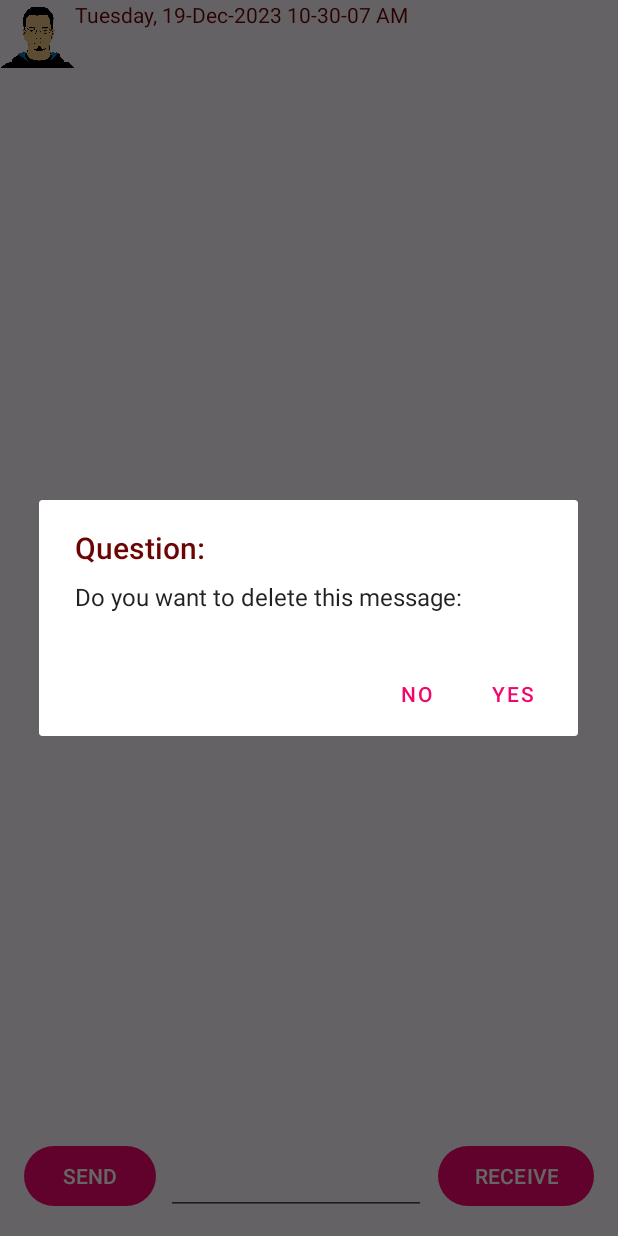
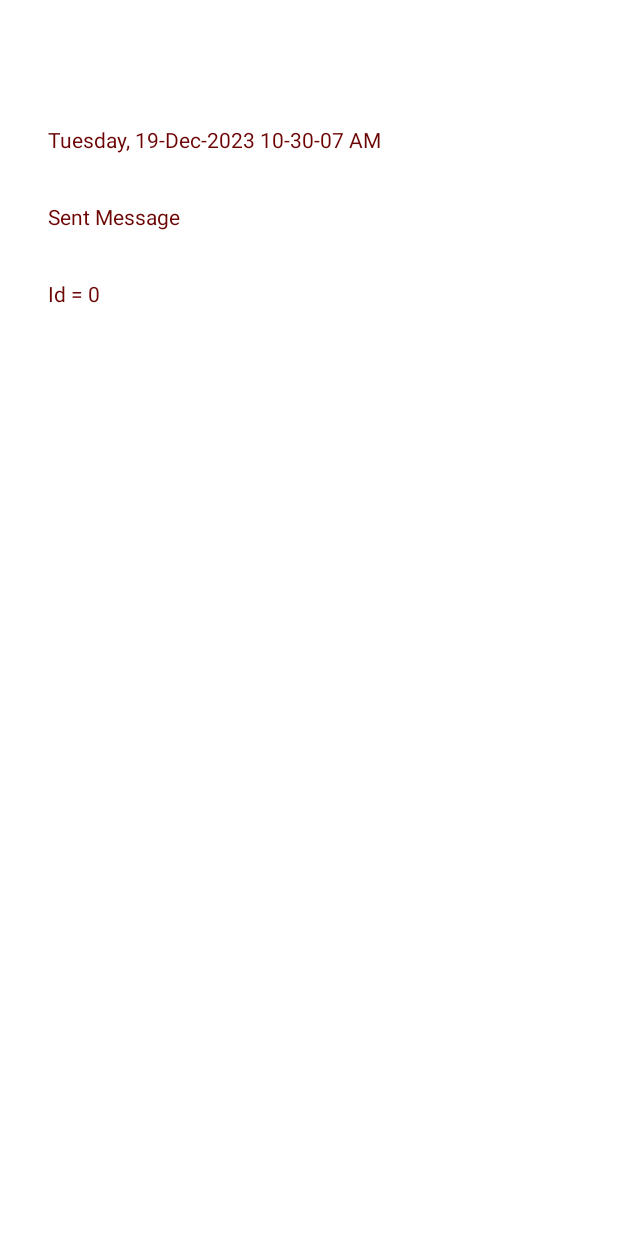
Before and after one commit to tonyxchen/TonyChensAndroidLabs, an Android app: the screen it shows after launch (ChatRoom), after a tap on an icon or button, on a phone screen of 412 x 824 dp. Run offline under Robolectric (Android 15) with nearby library versions, the phone set to English and light mode, and no system bars; our stand-ins replace Room's generated code; 1 other tap on this screen came first.

Commit message:
Finished Week 8

```diff
--- a/app/src/main/java/algonquin/cst2335/chen0872/ChatRoom.java
+++ b/app/src/main/java/algonquin/cst2335/chen0872/ChatRoom.java
@@ -2,6 +2,8 @@ package algonquin.cst2335.chen0872;
 
 import androidx.annotation.NonNull;
 import androidx.appcompat.app.AppCompatActivity;
+import androidx.fragment.app.FragmentManager;
+import androidx.fragment.app.FragmentTransaction;
 import androidx.lifecycle.ViewModelProvider;
 import androidx.recyclerview.widget.LinearLayoutManager;
 import androidx.recyclerview.widget.RecyclerView;
@@ -125,6 +127,17 @@ public class ChatRoom extends AppCompatActivity {
             }
         });
 
+        chatModel.selectedMessage.observe(this, (newMessageValue) -> {
+            MessageDetailsFragment chatFragment = new MessageDetailsFragment(newMessageValue);
+            getSupportFragmentManager()
+                    .beginTransaction()
+                    .replace(R.id.fragmentLocation, chatFragment)
+                    .addToBackStack("")
+                    .commit();
+
+            myAdapter.notifyDataSetChanged();
+        });
+
     }
     class MyRowHolder extends RecyclerView.ViewHolder {
 
@@ -135,7 +148,10 @@ public class ChatRoom extends AppCompatActivity {
 
             itemView.setOnClickListener(clk ->{
                 int position = getAbsoluteAdapterPosition();
+                ChatMessages selected = messages.get(position);
 
+                chatModel.selectedMessage.postValue(selected);
+                /*
                 AlertDialog.Builder builder = new AlertDialog.Builder( ChatRoom.this );
                 builder.setMessage("Do you want to delete this message: " +messageText.getText())
                     .setTitle("Question: ")
@@ -156,6 +172,8 @@ public class ChatRoom extends AppCompatActivity {
                     })
                 .setNegativeButton("No",(dialog, cl)->{})
                 .create().show();
+
+                 */
             });
 
             messageText = itemView.findViewById(R.id.message);
--- a/app/src/main/java/algonquin/cst2335/chen0872/ChatRoomViewModel.java
+++ b/app/src/main/java/algonquin/cst2335/chen0872/ChatRoomViewModel.java
@@ -7,4 +7,6 @@ import java.util.ArrayList;
 
 public class ChatRoomViewModel extends ViewModel {
     public MutableLiveData<ArrayList<ChatMessages>> messages = new MutableLiveData<>();
+
+    public MutableLiveData<ChatMessages> selectedMessage = new MutableLiveData< >();
 }
--- /dev/null
+++ b/app/src/main/java/algonquin/cst2335/chen0872/MessageDetailsFragment.java
@@ -0,0 +1,42 @@
+package algonquin.cst2335.chen0872;
+
+import android.os.Bundle;
+import android.view.LayoutInflater;
+import android.view.View;
+import android.view.ViewGroup;
+
+
+import androidx.fragment.app.Fragment;
+
+import algonquin.cst2335.chen0872.databinding.DetailsLayoutBinding;
+
+public class MessageDetailsFragment extends Fragment {
+
+    ChatMessages selected;
+
+    public MessageDetailsFragment(ChatMessages m){
+        selected = m;
+    }
+
+    @Override
+    public View onCreateView( LayoutInflater inflater, ViewGroup container, Bundle savedInstanceState) {
+        super.onCreateView(inflater, container, savedInstanceState);
+
+
+
+        DetailsLayoutBinding binding = DetailsLayoutBinding.inflate(inflater);
+
+        binding.message.setText(selected.message);
+        binding.time.setText(selected.timeSent);
+        if(selected.isSentButton){
+            binding.sendReceiveDetails.setText("Sent Message");
+        } else {
+            binding.sendReceiveDetails.setText("Received Message");
+        }
+
+        binding.databaseID.setText("Id = " + selected.id);
+        return binding.getRoot();
+
+
+    }
+}
--- /dev/null
+++ b/app/src/main/res/layout-sw600dp/activity_chat_room.xml
@@ -0,0 +1,67 @@
+<?xml version="1.0" encoding="utf-8"?>
+<androidx.constraintlayout.widget.ConstraintLayout xmlns:android="http://schemas.android.com/apk/res/android"
+    xmlns:app="http://schemas.android.com/apk/res-auto"
+    xmlns:tools="http://schemas.android.com/tools"
+    android:layout_width="match_parent"
+    android:layout_height="match_parent"
+    tools:context=".ChatRoom">
+
+    <androidx.recyclerview.widget.RecyclerView
+        android:id="@+id/recycleView"
+        android:layout_width="300dp"
+        android:layout_height="0dp"
+        app:layout_constraintBottom_toBottomOf="parent"
+        app:layout_constraintStart_toStartOf="parent"
+        app:layout_constraintTop_toTopOf="parent"
+        app:layout_constraintVertical_bias="0.0" />
+
+    <Button
+        android:id="@+id/sendButton"
+        android:layout_width="88dp"
+        android:layout_height="49dp"
+        android:layout_marginStart="4dp"
+        android:layout_marginBottom="16dp"
+        android:text="SEND"
+        app:layout_constraintBottom_toBottomOf="parent"
+        app:layout_constraintStart_toStartOf="parent" />
+
+    <EditText
+        android:id="@+id/textInput"
+        android:layout_width="96dp"
+        android:layout_height="49dp"
+        android:layout_marginStart="8dp"
+        android:ems="10"
+        android:inputType="text"
+        android:text=""
+        app:layout_constraintBottom_toBottomOf="@+id/sendButton"
+        app:layout_constraintEnd_toStartOf="@+id/receiveButton"
+        app:layout_constraintHorizontal_bias="1.0"
+        app:layout_constraintStart_toEndOf="@+id/sendButton"
+        app:layout_constraintTop_toTopOf="@+id/sendButton"
+        app:layout_constraintVertical_bias="1.0" />
+
+    <Button
+        android:id="@+id/receiveButton"
+        android:layout_width="wrap_content"
+        android:layout_height="wrap_content"
+        android:layout_marginEnd="988dp"
+        android:text="RECEIVE"
+        app:layout_constraintBottom_toBottomOf="@+id/sendButton"
+        app:layout_constraintEnd_toEndOf="parent"
+        app:layout_constraintTop_toTopOf="@+id/sendButton"
+        app:layout_constraintVertical_bias="1.0" />
+
+    <FrameLayout
+        android:id="@+id/fragmentLocation"
+        android:layout_width="980dp"
+        android:layout_height="0dp"
+        android:background="#3F51B5"
+        app:layout_constraintBottom_toBottomOf="parent"
+        app:layout_constraintEnd_toEndOf="parent"
+        app:layout_constraintTop_toTopOf="parent"
+        app:layout_constraintVertical_bias="0.0">
+
+    </FrameLayout>
+
+
+</androidx.constraintlayout.widget.ConstraintLayout>
--- /dev/null
+++ b/app/src/main/res/layout-sw600dp/details_layout.xml
@@ -0,0 +1,44 @@
+<?xml version="1.0" encoding="utf-8"?>
+<androidx.constraintlayout.widget.ConstraintLayout xmlns:android="http://schemas.android.com/apk/res/android"
+    xmlns:app="http://schemas.android.com/apk/res-auto"
+    xmlns:tools="http://schemas.android.com/tools"
+    android:layout_width="match_parent"
+    android:layout_height="match_parent">
+
+    <TextView
+        android:id="@+id/message"
+        android:layout_width="wrap_content"
+        android:layout_height="wrap_content"
+        android:layout_marginStart="32dp"
+        android:layout_marginTop="32dp"
+        android:text="MessageGoesHere"
+        app:layout_constraintStart_toStartOf="parent"
+        app:layout_constraintTop_toTopOf="parent" />
+
+    <TextView
+        android:id="@+id/time"
+        android:layout_width="wrap_content"
+        android:layout_height="wrap_content"
+        android:layout_marginTop="32dp"
+        android:text="Time goes here"
+        app:layout_constraintStart_toStartOf="@+id/message"
+        app:layout_constraintTop_toBottomOf="@+id/message" />
+
+    <TextView
+        android:id="@+id/sendReceiveDetails"
+        android:layout_width="wrap_content"
+        android:layout_height="wrap_content"
+        android:layout_marginTop="32dp"
+        android:text="send receive goes here"
+        app:layout_constraintStart_toStartOf="@+id/time"
+        app:layout_constraintTop_toBottomOf="@+id/time" />
+
+    <TextView
+        android:id="@+id/databaseID"
+        android:layout_width="wrap_content"
+        android:layout_height="wrap_content"
+        android:layout_marginTop="32dp"
+        android:text="Database id goes here"
+        app:layout_constraintStart_toStartOf="@+id/sendReceiveDetails"
+        app:layout_constraintTop_toBottomOf="@+id/sendReceiveDetails" />
+</androidx.constraintlayout.widget.ConstraintLayout>
--- a/app/src/main/res/layout/activity_chat_room.xml
+++ b/app/src/main/res/layout/activity_chat_room.xml
@@ -1,10 +1,23 @@
 <?xml version="1.0" encoding="utf-8"?>
-<androidx.constraintlayout.widget.ConstraintLayout xmlns:android="http://schemas.android.com/apk/res/android"
+<LinearLayout
+    xmlns:android="http://schemas.android.com/apk/res/android"
     xmlns:app="http://schemas.android.com/apk/res-auto"
     xmlns:tools="http://schemas.android.com/tools"
     android:layout_width="match_parent"
     android:layout_height="match_parent"
     tools:context=".ChatRoom">
+
+    <FrameLayout
+        android:layout_width="match_parent"
+        android:layout_height="match_parent"
+        android:id="@+id/fragmentLocation"
+        android:background="@color/white">
+
+
+        <androidx.constraintlayout.widget.ConstraintLayout
+            android:layout_width="match_parent"
+            android:layout_height="match_parent">
+
 
             <androidx.recyclerview.widget.RecyclerView
                 android:id="@+id/recycleView"
@@ -53,3 +66,5 @@
 
 
         </androidx.constraintlayout.widget.ConstraintLayout>
+    </FrameLayout>
+</LinearLayout>
--- /dev/null
+++ b/app/src/main/res/layout/details_layout.xml
@@ -0,0 +1,45 @@
+<?xml version="1.0" encoding="utf-8"?>
+<androidx.constraintlayout.widget.ConstraintLayout xmlns:android="http://schemas.android.com/apk/res/android"
+    xmlns:app="http://schemas.android.com/apk/res-auto"
+    xmlns:tools="http://schemas.android.com/tools"
+    android:layout_width="match_parent"
+    android:layout_height="match_parent"
+    android:background="@color/white">
+
+    <TextView
+        android:id="@+id/message"
+        android:layout_width="wrap_content"
+        android:layout_height="wrap_content"
+        android:layout_marginStart="32dp"
+        android:layout_marginTop="32dp"
+        android:text="MessageGoesHere"
+        app:layout_constraintStart_toStartOf="parent"
+        app:layout_constraintTop_toTopOf="parent" />
+
+    <TextView
+        android:id="@+id/time"
+        android:layout_width="wrap_content"
+        android:layout_height="wrap_content"
+        android:layout_marginTop="32dp"
+        android:text="Time goes here"
+        app:layout_constraintStart_toStartOf="@+id/message"
+        app:layout_constraintTop_toBottomOf="@+id/message" />
+
+    <TextView
+        android:id="@+id/sendReceiveDetails"
+        android:layout_width="wrap_content"
+        android:layout_height="wrap_content"
+        android:layout_marginTop="32dp"
+        android:text="send receive goes here"
+        app:layout_constraintStart_toStartOf="@+id/time"
+        app:layout_constraintTop_toBottomOf="@+id/time" />
+
+    <TextView
+        android:id="@+id/databaseID"
+        android:layout_width="wrap_content"
+        android:layout_height="wrap_content"
+        android:layout_marginTop="32dp"
+        android:text="Database id goes here"
+        app:layout_constraintStart_toStartOf="@+id/sendReceiveDetails"
+        app:layout_constraintTop_toBottomOf="@+id/sendReceiveDetails" />
+</androidx.constraintlayout.widget.ConstraintLayout>
```
Lines whose indentation alone changed are shown as unchanged.
